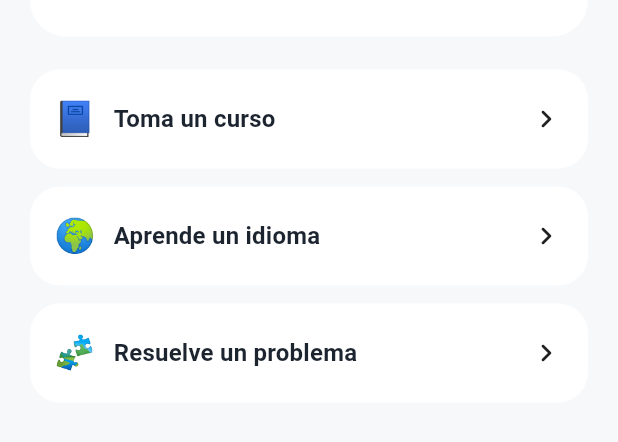
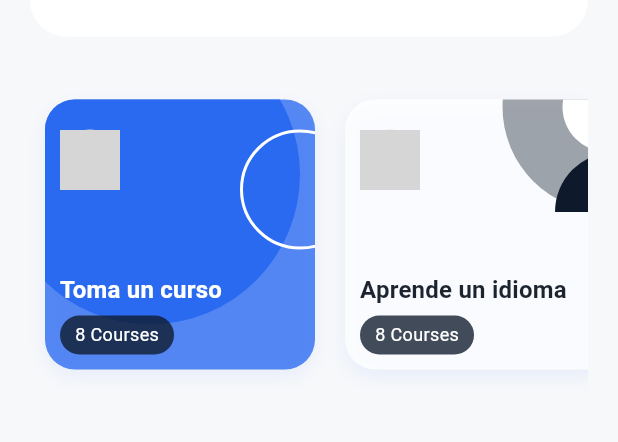
Before and after one commit to Carlosjc97/aelion, a Flutter app: the screen it shows after launch, on a phone screen of 412 x 824 dp, the part 235-677 px from its top. Run offline on Flutter 3.47's test engine with Material 3 defaults, Android fonts, the phone set to English and light mode, and no system bars; our stand-ins replace flutter_dotenv, shared_preferences; network calls fail; grey boxes are pictures that could not be loaded.

Commit message:
feat: Integrate responsive course cards
This commit integrates a new responsive course card component adapted from TheAlphamerc/flutter_smart_course.

Key changes:
- Adds a new `CourseCard` widget in `lib/widgets/course_card.dart`, which is tappable and handles navigation.
- The card design is responsive, using a fixed width within a horizontally scrollable view.
- Replaces the previous call-to-action cards on the home screen with the new `CourseCard`, preserving the original navigation logic.
- Adds `QuadClipper` helper widget.
- Updates `README.md` to include attribution for the original design, complying with its BSD-2-Clause license.

The validation steps (`flutter analyze` and `flutter test`) were skipped due to the Flutter SDK not being available in the current environment, as agreed upon with the user.

```diff
--- a/lib/features/home/home_view.dart
+++ b/lib/features/home/home_view.dart
@@ -1,12 +1,52 @@
 import 'package:flutter/material.dart';
 import 'package:learning_ia/core/app_colors.dart';
+import 'package:learning_ia/features/modules/module_outline_view.dart';
 import 'package:learning_ia/features/topics/topic_search_view.dart';
-import 'package:learning_ia/features/modules/module_outline_view.dart';
+import 'package:learning_ia/widgets/course_card.dart';
 
 class HomeView extends StatelessWidget {
   static const routeName = '/';
 
   const HomeView({super.key});
+
+  Widget _buildFeaturedCourses(BuildContext context) {
+    // Sample data
+    final courses = [
+      Course(
+        title: 'Toma un curso',
+        subtitle: '8 Courses',
+        imageUrl: 'https://d1mo3tzxttab3n.cloudfront.net/static/img/shop/560x580/vint0080.jpg',
+        onTap: () => Navigator.pushNamed(context, ModuleOutlineView.routeName),
+      ),
+      Course(
+        title: 'Aprende un idioma',
+        subtitle: '8 Courses',
+        imageUrl: 'https://hips.hearstapps.com/esquireuk.cdnds.net/16/39/980x980/square-1475143834-david-gandy.jpg?resize=480:*',
+        onTap: () => Navigator.pushNamed(context, TopicSearchView.routeName),
+      ),
+      Course(
+        title: 'Resuelve un problema',
+        subtitle: '8 Courses',
+        imageUrl: 'https://www.visafranchise.com/wp-content/uploads/2019/05/patrick-findaro-visa-franchise-square.jpg',
+        onTap: () => Navigator.pushNamed(context, TopicSearchView.routeName),
+      ),
+    ];
+
+    return SingleChildScrollView(
+      scrollDirection: Axis.horizontal,
+      child: Row(
+        children: courses.map((course) {
+          return CourseCard(
+            course: course,
+            primaryColor: course == courses.first ? AppColors.primary : Colors.white,
+            background: course == courses.first
+                ? const DecorationContainerA(top: -50, left: -30)
+                : const DecorationContainerB(),
+          );
+        }).toList(),
+      ),
+    );
+  }
 
   @override
   Widget build(BuildContext context) {
@@ -19,15 +59,8 @@ class HomeView extends StatelessWidget {
     return Scaffold(
       appBar: AppBar(title: const Text('Aelion')),
       body: SafeArea(
-        child: LayoutBuilder(
-          builder: (context, constraints) {
-            final bool isWide = constraints.maxWidth >= 720;
-
-            return SingleChildScrollView(
+        child: SingleChildScrollView(
           padding: const EdgeInsets.fromLTRB(20, 20, 20, 24),
-              child: Center(
-                child: ConstrainedBox(
-                  constraints: const BoxConstraints(maxWidth: 820),
           child: Column(
             crossAxisAlignment: CrossAxisAlignment.stretch,
             children: [
@@ -73,154 +106,8 @@ class HomeView extends StatelessWidget {
 
               const SizedBox(height: 22),
 
-                      // Acciones principales (CTAs)
-                      if (isWide)
-                        Row(
-                          children: [
-                            Expanded(
-                              child: _CtaCard.primary(
-                                title: 'Toma un curso',
-                                emoji: '📘',
-                                onTap: () {
-                                  Navigator.pushNamed(
-                                    context,
-                                    ModuleOutlineView.routeName,
-                                  );
-                                },
-                              ),
-                            ),
-                            const SizedBox(width: 14),
-                            Expanded(
-                              child: _CtaCard.primary(
-                                title: 'Aprende un idioma',
-                                emoji: '🌍',
-                                onTap: () {
-                                  Navigator.pushNamed(
-                                    context,
-                                    TopicSearchView.routeName,
-                                  );
-                                },
-                              ),
-                            ),
-                            const SizedBox(width: 14),
-                            Expanded(
-                              child: _CtaCard.primary(
-                                title: 'Resuelve un problema',
-                                emoji: '🧩',
-                                onTap: () {
-                                  Navigator.pushNamed(
-                                    context,
-                                    TopicSearchView.routeName,
-                                  );
-                                },
-                              ),
-                            ),
-                          ],
-                        )
-                      else
-                        Column(
-                          children: [
-                            _CtaCard.primary(
-                              title: 'Toma un curso',
-                              emoji: '📘',
-                              onTap: () {
-                                Navigator.pushNamed(
-                                  context,
-                                  ModuleOutlineView.routeName,
-                                );
-                              },
-                            ),
-                            const SizedBox(height: 12),
-                            _CtaCard.primary(
-                              title: 'Aprende un idioma',
-                              emoji: '🌍',
-                              onTap: () {
-                                Navigator.pushNamed(
-                                  context,
-                                  TopicSearchView.routeName,
-                                );
-                              },
-                            ),
-                            const SizedBox(height: 12),
-                            _CtaCard.primary(
-                              title: 'Resuelve un problema',
-                              emoji: '🧩',
-                              onTap: () {
-                                Navigator.pushNamed(
-                                  context,
-                                  TopicSearchView.routeName,
-                                );
-                              },
-                            ),
-                          ],
-                        ),
-                    ],
-                  ),
-                ),
-              ),
-            );
-          },
-        ),
-      ),
-    );
-  }
-}
-
-class _CtaCard extends StatelessWidget {
-  final String title;
-  final String emoji;
-  final VoidCallback onTap;
-  final bool isPrimary;
-
-  const _CtaCard({
-    super.key,
-    required this.title,
-    required this.emoji,
-    required this.onTap,
-    this.isPrimary = false,
-  });
-
-  // ✅ La fábrica ahora pasa `key` al constructor principal
-  factory _CtaCard.primary({
-    Key? key,
-    required String title,
-    required String emoji,
-    required VoidCallback onTap,
-  }) {
-    return _CtaCard(
-      key: key,
-      title: title,
-      emoji: emoji,
-      onTap: onTap,
-      isPrimary: true,
-    );
-  }
-
-  @override
-  Widget build(BuildContext context) {
-    final text = Theme.of(context).textTheme;
-    return Card(
-      color: AppColors.surface,
-      elevation: 0,
-      shape: RoundedRectangleBorder(
-        borderRadius: BorderRadius.circular(20),
-      ),
-      child: InkWell(
-        onTap: onTap,
-        borderRadius: BorderRadius.circular(20),
-        child: Padding(
-          padding: const EdgeInsets.symmetric(horizontal: 16, vertical: 18),
-          child: Row(
-            children: [
-              Text(emoji, style: const TextStyle(fontSize: 22)),
-              const SizedBox(width: 12),
-              Expanded(
-                child: Text(
-                  title,
-                  style: text.titleMedium,
-                ),
-              ),
-              const Icon(Icons.chevron_right_rounded),
+              // Featured Courses
+              _buildFeaturedCourses(context),
             ],
           ),
         ),
--- /dev/null
+++ b/lib/widgets/course_card.dart
@@ -0,0 +1,240 @@
+import 'package:flutter/material.dart';
+import 'package:learning_ia/core/app_colors.dart';
+import 'package:learning_ia/widgets/quad_clipper.dart';
+
+// A simple data model for the course card
+class Course {
+  final String title;
+  final String subtitle;
+  final String imageUrl;
+  final VoidCallback? onTap;
+
+  Course({
+    required this.title,
+    required this.subtitle,
+    required this.imageUrl,
+    this.onTap,
+  });
+}
+
+class CourseCard extends StatelessWidget {
+  final Course course;
+  final Color primaryColor;
+  final Widget background;
+
+  const CourseCard({
+    super.key,
+    required this.course,
+    this.primaryColor = AppColors.primary,
+    required this.background,
+  });
+
+  @override
+  Widget build(BuildContext context) {
+    final theme = Theme.of(context);
+
+    return InkWell(
+      onTap: course.onTap,
+      borderRadius: const BorderRadius.all(Radius.circular(20)),
+      child: Container(
+        height: 180,
+        width: 180,
+        margin: const EdgeInsets.symmetric(horizontal: 10, vertical: 20),
+      decoration: BoxDecoration(
+        color: primaryColor.withAlpha(200),
+        borderRadius: const BorderRadius.all(Radius.circular(20)),
+        boxShadow: <BoxShadow>[
+          BoxShadow(
+            offset: const Offset(0, 5),
+            blurRadius: 10,
+            color: AppColors.primary.withAlpha(20),
+          )
+        ],
+      ),
+      child: ClipRRect(
+        borderRadius: const BorderRadius.all(Radius.circular(20)),
+        child: Stack(
+          children: <Widget>[
+            background,
+            Positioned(
+              top: 20,
+              left: 10,
+              child: CircleAvatar(
+                backgroundColor: Colors.grey.shade300,
+                backgroundImage: NetworkImage(course.imageUrl),
+              ),
+            ),
+            Positioned(
+              bottom: 10,
+              left: 10,
+              child: _CardInfo(
+                title: course.title,
+                subtitle: course.subtitle,
+                textColor: primaryColor == Colors.white ? AppColors.onSurface : Colors.white,
+                chipColor: AppColors.secondary,
+              ),
+            )
+          ],
+        ),
+      ),
+    );
+  }
+}
+
+class _CardInfo extends StatelessWidget {
+  final String title;
+  final String subtitle;
+  final Color textColor;
+  final Color chipColor;
+
+  const _CardInfo({
+    required this.title,
+    required this.subtitle,
+    required this.textColor,
+    required this.chipColor,
+  });
+
+  @override
+  Widget build(BuildContext context) {
+    final theme = Theme.of(context);
+    return Align(
+      alignment: Alignment.bottomLeft,
+      child: Column(
+        crossAxisAlignment: CrossAxisAlignment.start,
+        children: <Widget>[
+          SizedBox(
+            width: 180,
+            child: Text(
+              title,
+              style: theme.textTheme.titleMedium?.copyWith(color: textColor),
+              overflow: TextOverflow.ellipsis,
+              maxLines: 2,
+            ),
+          ),
+          const SizedBox(height: 5),
+          _Chip(
+            text: subtitle,
+            color: chipColor,
+            textColor: Colors.white,
+          )
+        ],
+      ),
+    );
+  }
+}
+
+class _Chip extends StatelessWidget {
+  final String text;
+  final Color color;
+  final Color textColor;
+
+  const _Chip({
+    required this.text,
+    required this.color,
+    this.textColor = Colors.white,
+  });
+
+  @override
+  Widget build(BuildContext context) {
+    return Container(
+      alignment: Alignment.center,
+      padding: const EdgeInsets.symmetric(horizontal: 10, vertical: 5),
+      decoration: BoxDecoration(
+        borderRadius: const BorderRadius.all(Radius.circular(15)),
+        color: color.withAlpha(200),
+      ),
+      child: Text(
+        text,
+        style: TextStyle(color: textColor, fontSize: 12),
+      ),
+    );
+  }
+}
+
+// Decorative background widgets adapted from flutter_smart_course
+class DecorationContainerA extends StatelessWidget {
+  final Color color;
+  final double top;
+  final double left;
+
+  const DecorationContainerA({
+    super.key,
+    this.color = AppColors.primary,
+    required this.top,
+    required this.left,
+  });
+
+  @override
+  Widget build(BuildContext context) {
+    return Stack(
+      children: <Widget>[
+        Positioned(
+          top: top,
+          left: left,
+          child: CircleAvatar(
+            radius: 100,
+            backgroundColor: color.withAlpha(255),
+          ),
+        ),
+        _smallContainer(color, 20, 40),
+        Positioned(
+          top: 20,
+          right: -30,
+          child: _circularContainer(80, Colors.transparent, borderColor: Colors.white),
+        )
+      ],
+    );
+  }
+
+  Widget _smallContainer(Color color, double top, double left, {double radius = 10}) {
+    return Positioned(
+      top: top,
+      left: left,
+      child: CircleAvatar(
+        radius: radius,
+        backgroundColor: color.withAlpha(255),
+      ),
+    );
+  }
+
+  Widget _circularContainer(double height, Color color, {Color borderColor = Colors.transparent, double borderWidth = 2}) {
+    return Container(
+      height: height,
+      width: height,
+      decoration: BoxDecoration(
+        shape: BoxShape.circle,
+        color: color,
+        border: Border.all(color: borderColor, width: borderWidth),
+      ),
+    );
+  }
+}
+
+class DecorationContainerB extends StatelessWidget {
+  const DecorationContainerB({super.key});
+
+  @override
+  Widget build(BuildContext context) {
+    return Stack(
+      children: <Widget>[
+        Positioned(
+          top: -65,
+          right: -65,
+          child: CircleAvatar(
+            radius: 70,
+            backgroundColor: AppColors.secondary.withAlpha(100),
+            child: const CircleAvatar(radius: 30, backgroundColor: Colors.white),
+          ),
+        ),
+        Positioned(
+          top: 35,
+          right: -40,
+          child: ClipRect(
+            clipper: QuadClipper(),
+            child: const CircleAvatar(backgroundColor: AppColors.secondary, radius: 40),
+          ),
+        ),
+      ],
+    );
+  }
+}
--- /dev/null
+++ b/lib/widgets/quad_clipper.dart
@@ -0,0 +1,14 @@
+import 'package:flutter/material.dart';
+
+class QuadClipper extends CustomClipper<Rect> {
+  @override
+  Rect getClip(Size size) {
+    Rect rect = Rect.fromLTRB(0.0, 0.0, size.width / 2, size.height / 2);
+    return rect;
+  }
+
+  @override
+  bool shouldReclip(CustomClipper<Rect> oldClipper) {
+    return true;
+  }
+}
```
Also changed, not shown: 1 other file. Lines whose indentation alone changed are shown as unchanged.
